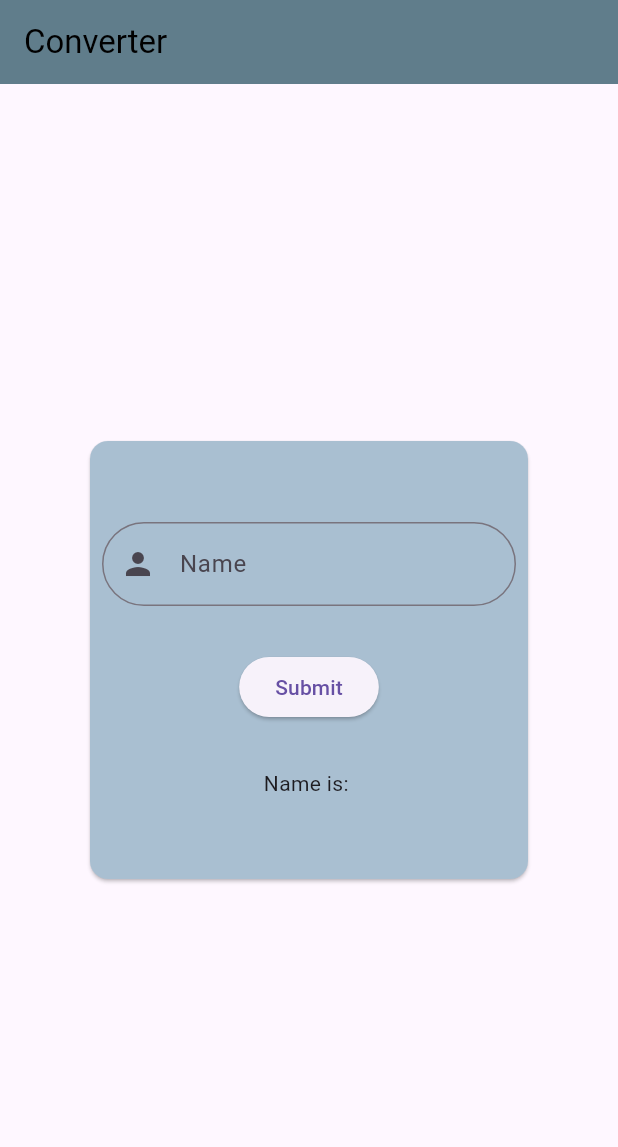
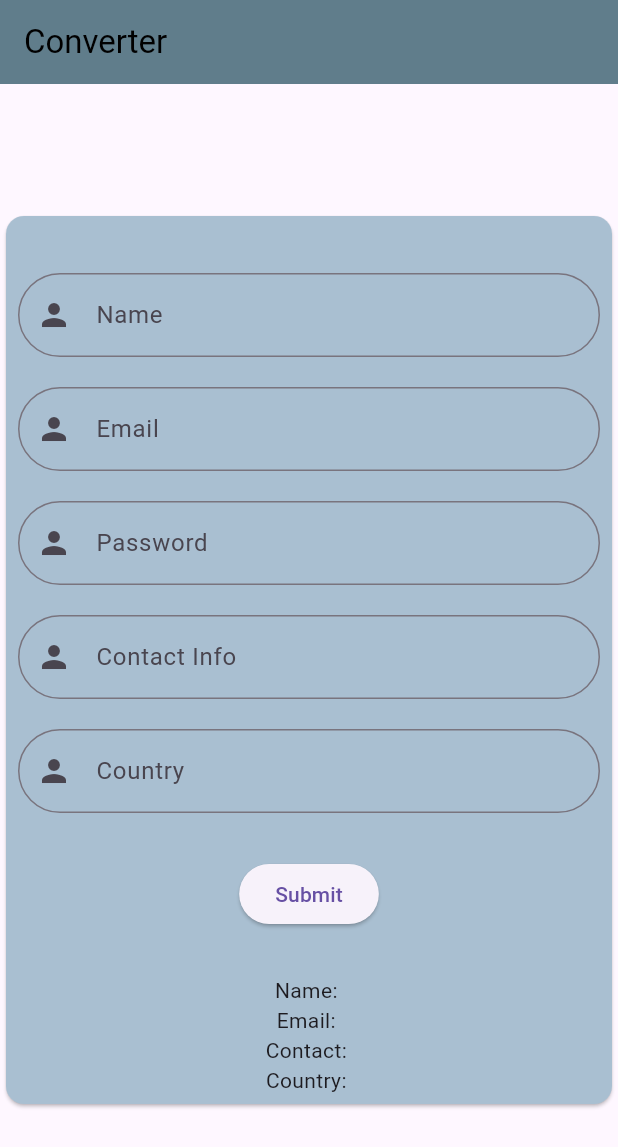
Before and after one commit to maishafarzana2525-pixel/maisha-assignment8-31, a Flutter app: the screen it shows after launch, on a phone screen of 412 x 824 dp. Shown: the top 1147 px of the screen. Run offline on Flutter 3.47's test engine with Material 3 defaults, Android fonts, the light colour scheme and no system bars; our stand-ins replace google_fonts.

Commit message:
first commit

```diff
--- a/lib/converter_page.dart
+++ b/lib/converter_page.dart
@@ -1,16 +1,25 @@
 import 'package:flutter/material.dart';
+import 'package:project_maisha_031/widgets/input_field.dart';
 
 class ConverterPage extends StatefulWidget {
   const ConverterPage({super.key});
 
   @override
-  State<StatefulWidget> createState() => _CoverterPageState();
+  State<StatefulWidget> createState() => _ConverterPageState();
+}
 
-}
-class _CoverterPageState extends State {
-  //this state class is always private
+class _ConverterPageState extends State<ConverterPage> {
   TextEditingController nameController = TextEditingController();
+  TextEditingController emailController = TextEditingController();
+  TextEditingController passController = TextEditingController();
+  TextEditingController contactController = TextEditingController();
+  TextEditingController countryController = TextEditingController();
+
   String name = "";
+  String pass = "";
+  String email = "";
+  String contact = "";
+  String country = "";
   String? errorText;
 
   @override
@@ -21,11 +30,10 @@ class _CoverterPageState extends State {
         backgroundColor: Colors.blueGrey,
         foregroundColor: Colors.black,
       ),
-
       body: Center(
         child: SizedBox(
-          height: 300,
-          width: 300,
+          height: 600,
+          width: 500,
           child: Card(
             color: const Color.fromARGB(255, 169, 191, 209),
             child: Padding(
@@ -33,36 +41,74 @@ class _CoverterPageState extends State {
               child: Column(
                 mainAxisAlignment: MainAxisAlignment.center,
                 children: [
-                  TextFormField(
+                  SizedBox(height: 30),
+                  InputField(
+                    icon: Icons.person,
                     controller: nameController,
-                    keyboardType: TextInputType.name,
-                    //obscureText: true,
-                    textAlign: TextAlign.center,
-                    decoration: InputDecoration(
-                      errorText: errorText,
-                      hintText: "Write Something",
-                      labelText: "Name",
-                      prefixIcon: Icon(Icons.person),
-                      border: OutlineInputBorder(
-                        borderRadius: BorderRadius.all(Radius.circular(50)),
-                      ),
-                    ),
+                    keyboardType: TextInputType.text,
+                    label: "Name",
+                    errorText: errorText,
+                  ),
+                  SizedBox(height: 20),
+                  InputField(
+                    icon: Icons.email,
+                    controller: emailController,
+                    keyboardType: TextInputType.emailAddress,
+                    label: "Email",
+                    errorText: errorText,
+                  ),
+                  SizedBox(height: 20),
+                  InputField(
+                    icon: Icons.lock,
+                    controller: passController,
+                    keyboardType: TextInputType.visiblePassword,
+                    hint: "Enter your password",
+                    label: "Password",
+                    errorText: errorText,
+                  ),
+                  SizedBox(height: 20),
+                  InputField(
+                    icon: Icons.phone,
+                    controller: contactController,
+                    keyboardType: TextInputType.phone,
+                    label: "Contact Info",
+                    errorText: errorText,
+                  ),
+                  SizedBox(height: 20),
+                  InputField(
+                    icon: Icons.public,
+                    controller: countryController,
+                    keyboardType: TextInputType.text,
+                    label: "Country",
+                    errorText: errorText,
                   ),
                   SizedBox(height: 30),
                   ElevatedButton(
                     onPressed: () {
                       setState(() {
-                        if (nameController.text.isEmpty) {
+                        if (nameController.text.isEmpty ||
+                            emailController.text.isEmpty ||
+                            passController.text.isEmpty ||
+                            contactController.text.isEmpty ||
+                            countryController.text.isEmpty) {
                           errorText = "Field is empty!";
                         } else {
+                          errorText = null;
                           name = nameController.text;
+                          email = emailController.text;
+                          pass = passController.text;
+                          contact = contactController.text;
+                          country = countryController.text;
                         }
                       });
                     },
                     child: Text("Submit"),
                   ),
                   SizedBox(height: 30),
-                  Text("Name is: $name"),
+                  Text("Name: $name"),
+                  Text("Email: $email"),
+                  Text("Contact: $contact"),
+                  Text("Country: $country"),
                 ],
               ),
             ),
--- a/lib/main.dart
+++ b/lib/main.dart
@@ -1,7 +1,7 @@
 import 'package:flutter/material.dart';
 import 'package:project_maisha_031/converter_page.dart';
-import 'package:project_maisha_031/home_page.dart';
 //import 'package:project_maisha_031/home_page.dart';
+
 
 void main() {
   runApp(const MyApp());
--- /dev/null
+++ b/lib/widgets/input_field.dart
@@ -0,0 +1,25 @@
+import 'package:flutter/material.dart';
+
+class InputField extends StatelessWidget{
+  final controller, keyboardType, hint, label, errorText, icon ;
+  const InputField({super.key, this.controller, this.keyboardType, this.label, this.hint,
+  this.errorText, required this.icon});
+
+  @override
+  Widget build(BuildContext context) {
+    return TextFormField(
+      controller: controller,
+      keyboardType: keyboardType,
+      obscureText: keyboardType == TextInputType.visiblePassword? true:false,
+      decoration: InputDecoration(
+            errorText: errorText,
+            hintText: hint,
+            labelText: label,
+            prefixIcon: Icon(Icons.person),
+            border: OutlineInputBorder(
+            borderRadius: BorderRadius.all(Radius.circular(50)),
+              ),
+           ),
+    );
+   }
+  }
```
